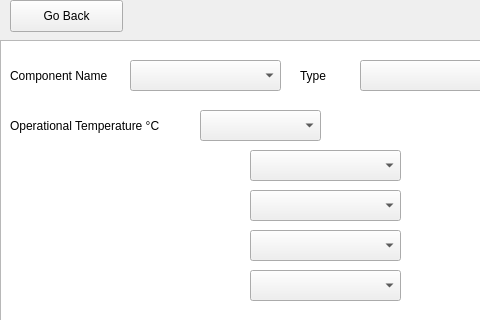
First picture: the form in gui/calculation_engine.ui, repository karthikdivakaran/reli_engine, before the edit; both pictures show x 0 to 480 and y 0 to 320 of the 811 by 600 pixel window.
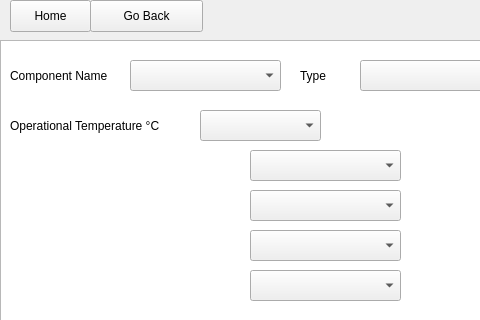
Second picture: the form after the edit. Icons and pictures are not drawn.

What changed in the file:
```diff
--- a/gui/calculation_engine.ui
+++ b/gui/calculation_engine.ui
@@ -19,7 +19,7 @@
   <widget class="QPushButton" name="backBtn">
    <property name="geometry">
     <rect>
-     <x>10</x>
+     <x>90</x>
      <y>0</y>
      <width>113</width>
      <height>32</height>
@@ -535,6 +535,29 @@
     <string/>
    </property>
   </widget>
+  <widget class="QPushButton" name="homeBtn">
+   <property name="geometry">
+    <rect>
+     <x>10</x>
+     <y>0</y>
+     <width>81</width>
+     <height>32</height>
+    </rect>
+   </property>
+   <property name="text">
+    <string>Home</string>
+   </property>
+   <property name="icon">
+    <iconset theme="../../static/icons/home.png">
+     <normaloff>.</normaloff>.</iconset>
+   </property>
+   <property name="iconSize">
+    <size>
+     <width>18</width>
+     <height>18</height>
+    </size>
+   </property>
+  </widget>
  </widget>
  <resources/>
  <connections/>
```
